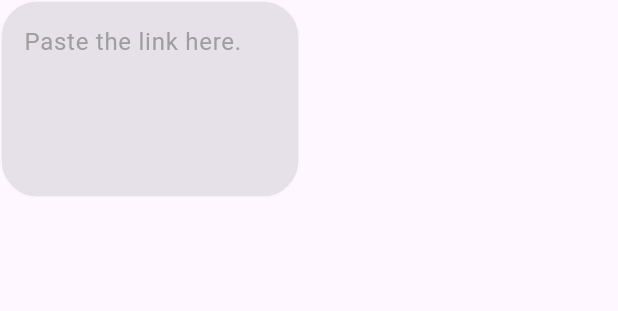
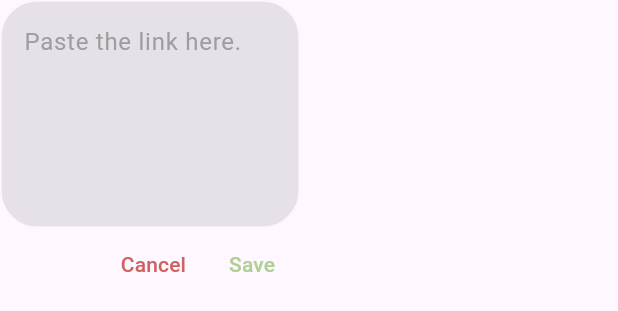
Before and after one commit to sudoadarsh/re_vision, a Flutter app: the _AttachTypeContainer widget shown alone on an empty page, opened directly, after a tap on "Article", on a phone screen of 412 x 824 dp. Shown: the top 311 px of the screen. Run offline on Flutter 3.47's test engine with Material 2 defaults, Android fonts, the phone set to English and light mode, and no system bars; our stand-ins replace shared_preferences, sqflite, table_calendar; accounts and stored records are empty.

Commit message:
-- save and cancel button added to the select attachment type dialog. next: store the added attachment in list.

```diff
--- a/lib/constants/string_constants.dart
+++ b/lib/constants/string_constants.dart
@@ -45,4 +45,6 @@ class StringConstants {
   static const String video = 'Video';
   static const String image = 'Image';
   static const String pasteTheLinkHere = 'Paste the link here.';
+  static const String cancel = 'Cancel';
+  static const String save = 'Save';
 }
--- a/lib/modules/topic_page/topic_page.dart
+++ b/lib/modules/topic_page/topic_page.dart
@@ -94,9 +94,37 @@ class _AttachTypeContainerState extends State<_AttachTypeContainer> {
   bool _addAttachment = false;
 
   Widget _saveLink() {
-    return const BaseTextFormFieldWithDepth(
-      hintText: StringConstants.pasteTheLinkHere,
-      maxLines: 5,
+    return Column(
+      children: [
+        const BaseTextFormFieldWithDepth(
+          hintText: StringConstants.pasteTheLinkHere,
+          maxLines: 6,
+        ),
+        Row(
+          mainAxisAlignment: MainAxisAlignment.end,
+          children: [
+            TextButton(
+              onPressed: () {
+                _addAttachment = !_addAttachment;
+                sst();
+              },
+              child: const BaseText(
+                StringConstants.cancel,
+                color: ColorConstants.secondary,
+              ),
+            ),
+            TextButton(
+              onPressed: () {
+                // todo: save the attachment.
+              },
+              child: const BaseText(
+                StringConstants.save,
+                color: ColorConstants.primary,
+              ),
+            ),
+          ],
+        )
+      ],
     );
   }
 
@@ -156,7 +184,7 @@ class _TopicPageState extends State<TopicPage> {
           Expanded(
             child: GridView.builder(
               gridDelegate: _gridDelegate,
-              itemCount: 6,
+              itemCount: 1,
               itemBuilder: (context, state) {
                 return const _AddAttachment();
               },
```
